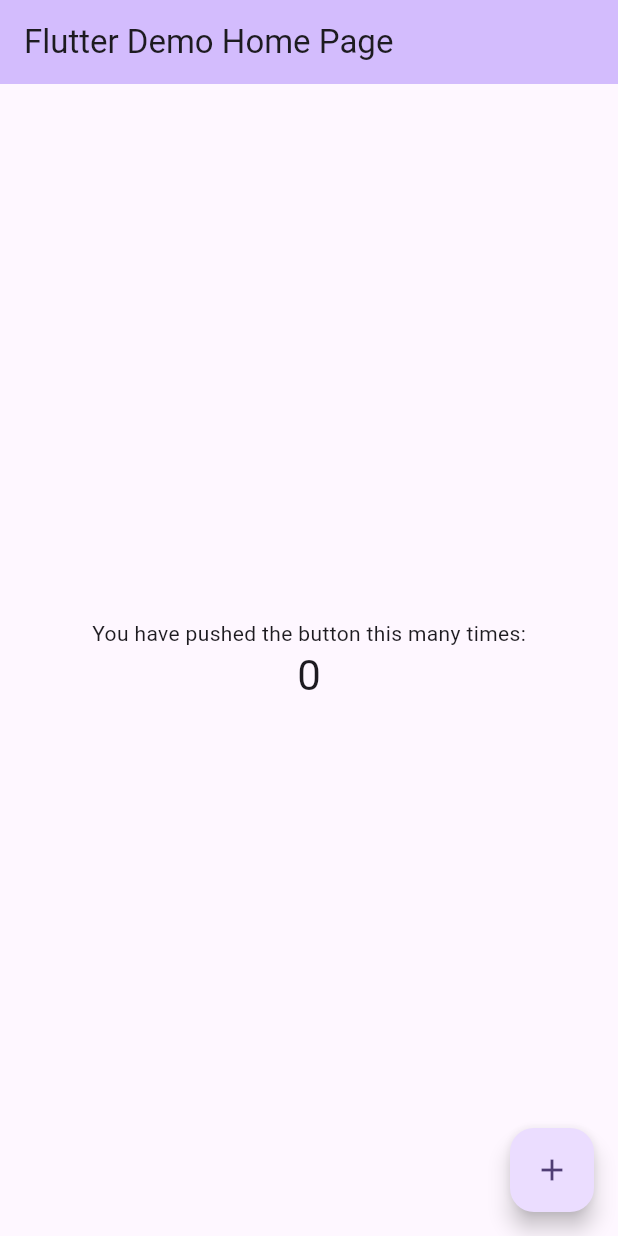
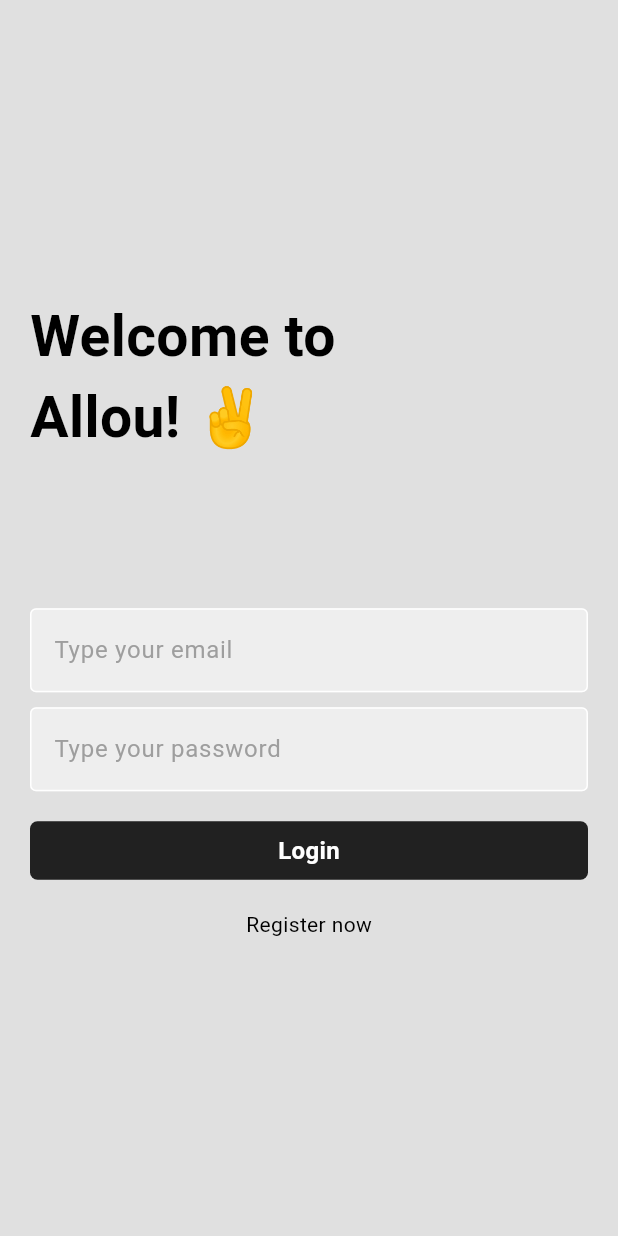
Before and after one commit to gusazevedo/allou_app, a Flutter app: the screen it shows after launch, on a phone screen of 412 x 824 dp. Run offline on Flutter 3.47's test engine with Material 3 defaults, Android fonts, the phone set to English and light mode, and no system bars.

Commit message:
Login pages

```diff
--- /dev/null
+++ b/lib/auth/login_or_register.dart
@@ -0,0 +1,28 @@
+import 'package:flutter/material.dart';
+
+import '../pages/login.dart';
+import '../pages/register.dart';
+
+class LoginOrRegister extends StatefulWidget {
+  const LoginOrRegister({super.key});
+
+  @override
+  State<LoginOrRegister> createState() => _LoginOrRegisterState();
+}
+
+class _LoginOrRegisterState extends State<LoginOrRegister> {
+  bool showLoginPage = true;
+
+  void toggleView() {
+    setState(() => showLoginPage = !showLoginPage);
+  }
+
+  @override
+  Widget build(BuildContext context) {
+    if (showLoginPage) {
+      return LoginPage(toggleView: () => toggleView());
+    } else {
+      return RegisterPage(toggleView: () => toggleView());
+    }
+  }
+}
--- /dev/null
+++ b/lib/components/custom_text_field.dart
@@ -0,0 +1,38 @@
+import 'package:flutter/material.dart';
+
+class CustomTextField extends StatelessWidget {
+  final String hintText;
+  final bool isObscure;
+  final TextEditingController controller;
+  final TextInputType keyboardType;
+
+  const CustomTextField({
+    super.key,
+    required this.hintText,
+    this.isObscure = false,
+    this.keyboardType = TextInputType.text,
+    required this.controller,
+  });
+
+  @override
+  Widget build(BuildContext context) {
+    return TextField(
+      autocorrect: false,
+      keyboardType: keyboardType,
+      obscureText: isObscure,
+      controller: controller,
+      decoration: InputDecoration(
+        filled: true,
+        fillColor: Theme.of(context).colorScheme.secondary,
+        hintText: hintText,
+        hintStyle: TextStyle(color: Theme.of(context).colorScheme.primary),
+        enabledBorder: OutlineInputBorder(
+          borderSide: BorderSide(color: Theme.of(context).colorScheme.tertiary),
+        ),
+        focusedBorder: OutlineInputBorder(
+          borderSide: BorderSide(color: Theme.of(context).colorScheme.primary),
+        ),
+      ),
+    );
+  }
+}
--- a/lib/main.dart
+++ b/lib/main.dart
@@ -1,4 +1,7 @@
+import 'package:allou_app/utils/light_mode.dart';
 import 'package:flutter/material.dart';
+
+import 'auth/login_or_register.dart';
 
 void main() {
   runApp(const MyApp());
@@ -7,116 +10,12 @@ void main() {
 class MyApp extends StatelessWidget {
   const MyApp({super.key});
 
-  // This widget is the root of your application.
   @override
   Widget build(BuildContext context) {
     return MaterialApp(
-      title: 'Flutter Demo',
-      theme: ThemeData(
-        // This is the theme of your application.
-        //
-        // TRY THIS: Try running your application with "flutter run". You'll see
-        // the application has a purple toolbar. Then, without quitting the app,
-        // try changing the seedColor in the colorScheme below to Colors.green
-        // and then invoke "hot reload" (save your changes or press the "hot
-        // reload" button in a Flutter-supported IDE, or press "r" if you used
-        // the command line to start the app).
-        //
-        // Notice that the counter didn't reset back to zero; the application
-        // state is not lost during the reload. To reset the state, use hot
-        // restart instead.
-        //
-        // This works for code too, not just values: Most code changes can be
-        // tested with just a hot reload.
-        colorScheme: ColorScheme.fromSeed(seedColor: Colors.deepPurple),
-      ),
-      home: const MyHomePage(title: 'Flutter Demo Home Page'),
+      debugShowCheckedModeBanner: false,
+      theme: lightMode,
+      home: LoginOrRegister(),
     );
   }
 }
-
-class MyHomePage extends StatefulWidget {
-  const MyHomePage({super.key, required this.title});
-
-  // This widget is the home page of your application. It is stateful, meaning
-  // that it has a State object (defined below) that contains fields that affect
-  // how it looks.
-
-  // This class is the configuration for the state. It holds the values (in this
-  // case the title) provided by the parent (in this case the App widget) and
-  // used by the build method of the State. Fields in a Widget subclass are
-  // always marked "final".
-
-  final String title;
-
-  @override
-  State<MyHomePage> createState() => _MyHomePageState();
-}
-
-class _MyHomePageState extends State<MyHomePage> {
-  int _counter = 0;
-
-  void _incrementCounter() {
-    setState(() {
-      // This call to setState tells the Flutter framework that something has
-      // changed in this State, which causes it to rerun the build method below
-      // so that the display can reflect the updated values. If we changed
-      // _counter without calling setState(), then the build method would not be
-      // called again, and so nothing would appear to happen.
-      _counter++;
-    });
-  }
-
-  @override
-  Widget build(BuildContext context) {
-    // This method is rerun every time setState is called, for instance as done
-    // by the _incrementCounter method above.
-    //
-    // The Flutter framework has been optimized to make rerunning build methods
-    // fast, so that you can just rebuild anything that needs updating rather
-    // than having to individually change instances of widgets.
-    return Scaffold(
-      appBar: AppBar(
-        // TRY THIS: Try changing the color here to a specific color (to
-        // Colors.amber, perhaps?) and trigger a hot reload to see the AppBar
-        // change color while the other colors stay the same.
-        backgroundColor: Theme.of(context).colorScheme.inversePrimary,
-        // Here we take the value from the MyHomePage object that was created by
-        // the App.build method, and use it to set our appbar title.
-        title: Text(widget.title),
-      ),
-      body: Center(
-        // Center is a layout widget. It takes a single child and positions it
-        // in the middle of the parent.
-        child: Column(
-          // Column is also a layout widget. It takes a list of children and
-          // arranges them vertically. By default, it sizes itself to fit its
-          // children horizontally, and tries to be as tall as its parent.
-          //
-          // Column has various properties to control how it sizes itself and
-          // how it positions its children. Here we use mainAxisAlignment to
-          // center the children vertically; the main axis here is the vertical
-          // axis because Columns are vertical (the cross axis would be
-          // horizontal).
-          //
-          // TRY THIS: Invoke "debug painting" (choose the "Toggle Debug Paint"
-          // action in the IDE, or press "p" in the console), to see the
-          // wireframe for each widget.
-          mainAxisAlignment: MainAxisAlignment.center,
-          children: <Widget>[
-            const Text('You have pushed the button this many times:'),
-            Text(
-              '$_counter',
-              style: Theme.of(context).textTheme.headlineMedium,
-            ),
-          ],
-        ),
-      ),
-      floatingActionButton: FloatingActionButton(
-        onPressed: _incrementCounter,
-        tooltip: 'Increment',
-        child: const Icon(Icons.add),
-      ), // This trailing comma makes auto-formatting nicer for build methods.
-    );
-  }
-}
--- /dev/null
+++ b/lib/pages/login.dart
@@ -0,0 +1,90 @@
+import 'package:flutter/material.dart';
+
+import '../components/custom_text_field.dart';
+
+class LoginButton extends StatelessWidget {
+  final String title;
+  final void Function()? onTap;
+  const LoginButton({super.key, required this.title, required this.onTap});
+
+  @override
+  Widget build(BuildContext context) {
+    return GestureDetector(
+      onTap: onTap,
+      child: Container(
+        decoration: BoxDecoration(
+          color: Theme.of(context).colorScheme.inversePrimary,
+          borderRadius: BorderRadius.circular(5),
+        ),
+        child: Padding(
+          padding: const EdgeInsets.all(8.0),
+          child: Center(
+            child: Text(
+              title,
+              style: TextStyle(
+                fontSize: 16,
+                color: Theme.of(context).colorScheme.tertiary,
+                fontWeight: FontWeight.w600,
+              ),
+            ),
+          ),
+        ),
+      ),
+    );
+  }
+}
+
+class LoginPage extends StatelessWidget {
+  final TextEditingController _emailController = TextEditingController();
+  final TextEditingController _passwordController = TextEditingController();
+  final void Function() toggleView;
+
+  LoginPage({super.key, required this.toggleView});
+
+  void login() {
+    print('Email: ${_emailController.text}');
+    print('Password: ${_passwordController.text}');
+  }
+
+  @override
+  Widget build(BuildContext context) {
+    return Scaffold(
+      backgroundColor: Theme.of(context).colorScheme.surface,
+      body: Padding(
+        padding: const EdgeInsets.only(left: 20, right: 20),
+        child: Column(
+          mainAxisAlignment: MainAxisAlignment.center,
+          children: [
+            Align(
+              alignment: Alignment.centerLeft,
+              child: Text(
+                'Welcome to\nAllou! ✌️',
+                textAlign: TextAlign.left,
+                style: TextStyle(fontSize: 38, fontWeight: FontWeight.bold),
+              ),
+            ),
+            const SizedBox(height: 100),
+            CustomTextField(
+              controller: _emailController,
+              hintText: 'Type your email',
+              keyboardType: TextInputType.emailAddress,
+            ),
+            const SizedBox(height: 10),
+            CustomTextField(
+              controller: _passwordController,
+              hintText: 'Type your password',
+              isObscure: true,
+            ),
+            const SizedBox(height: 20),
+            LoginButton(title: 'Login', onTap: login),
+            const SizedBox(height: 20),
+            GestureDetector(
+              onTap: () => toggleView(),
+              child: Text('Register now'),
+            ),
+          ],
+        ),
+      ),
+    );
+  }
+}
--- /dev/null
+++ b/lib/utils/light_mode.dart
@@ -0,0 +1,11 @@
+import 'package:flutter/material.dart';
+
+ThemeData lightMode = ThemeData(
+  colorScheme: ColorScheme.light(
+    surface: Colors.grey.shade300,
+    primary: Colors.grey.shade500,
+    secondary: Colors.grey.shade200,
+    tertiary: Colors.white,
+    inversePrimary: Colors.grey.shade900,
+  ),
+);
```
Also changed, not shown: lib/pages/register.dart (added, +99 -0 lines), 1 other file.
